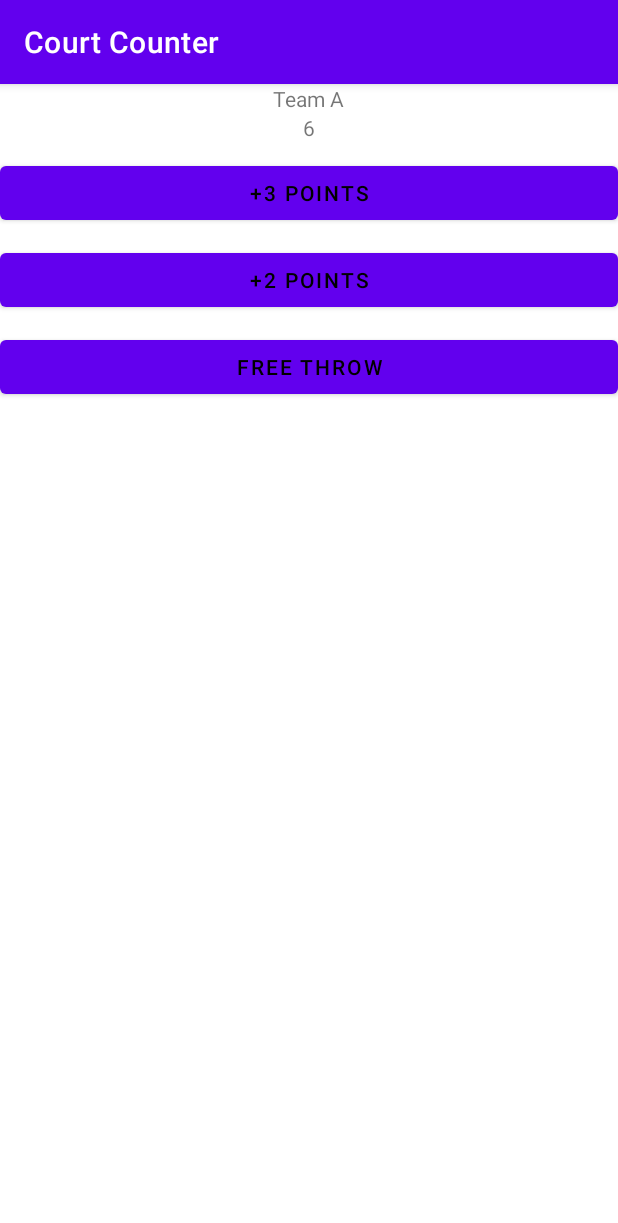
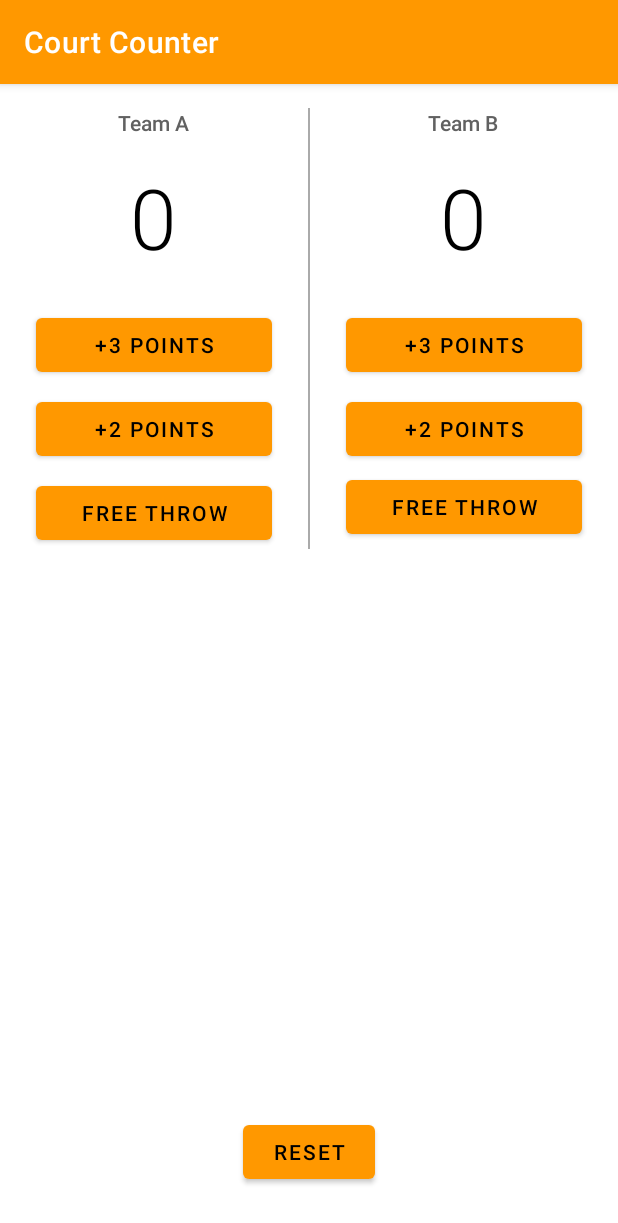
Before and after one commit to ishak47/android, an Android app: the screen it shows after launch (MainActivity), on a phone screen of 412 x 824 dp. Shown: the top 1223 px of the screen. Run offline under Robolectric (Android 15) with nearby library versions, the phone set to English and light mode, and no system bars.

Commit message:
lesson 3 is klaar

```diff
--- a/CourtCounter/app/src/main/java/com/example/android/courtcounter/MainActivity.java
+++ b/CourtCounter/app/src/main/java/com/example/android/courtcounter/MainActivity.java
@@ -9,12 +9,14 @@ import android.widget.TextView;
 public class MainActivity extends AppCompatActivity {
 
     int scoreTeamA = 0;
+    int scoreTeamB = 0;
 
     @Override
     protected void onCreate(Bundle savedInstanceState) {
         super.onCreate(savedInstanceState);
         setContentView(R.layout.activity_main);
-        displayForTeamA(6);
+        displayForTeamA(0);
+        displayForTeamB(0);
     }
 
     public void threePoints(View v){
@@ -32,6 +34,28 @@ public class MainActivity extends AppCompatActivity {
         displayForTeamA(scoreTeamA);
     }
 
+    public void threePointsTeamB(View v){
+        scoreTeamB = scoreTeamB + 3;
+        displayForTeamB(scoreTeamB);
+    }
+
+    public void twoPointsTeamB(View v){
+        scoreTeamB = scoreTeamB + 2;
+        displayForTeamB(scoreTeamB);
+    }
+
+    public void freeThrowTeamB(View v){
+        scoreTeamB = scoreTeamB + 1;
+        displayForTeamB(scoreTeamB);
+    }
+
+    public void reset(View v){
+        scoreTeamA = 0;
+        scoreTeamB = 0;
+        displayForTeamA(scoreTeamA);
+        displayForTeamB(scoreTeamB);
+    }
+
     /**
      * Displays the given score for Team A.
      */
@@ -39,4 +63,12 @@ public class MainActivity extends AppCompatActivity {
         TextView scoreView = (TextView) findViewById(R.id.team_a_score);
         scoreView.setText(String.valueOf(score));
     }
+
+    /**
+     * Displays the given score for Team B.
+     */
+    public void displayForTeamB(int score) {
+        TextView scoreView = (TextView) findViewById(R.id.team_b_score);
+        scoreView.setText(String.valueOf(score));
+    }
 }
--- a/CourtCounter/app/src/main/res/layout/activity_main.xml
+++ b/CourtCounter/app/src/main/res/layout/activity_main.xml
@@ -1,56 +1,151 @@
 <?xml version="1.0" encoding="utf-8"?>
-<LinearLayout
-    xmlns:android="http://schemas.android.com/apk/res/android"
+<RelativeLayout xmlns:android="http://schemas.android.com/apk/res/android"
     xmlns:app="http://schemas.android.com/apk/res-auto"
     xmlns:tools="http://schemas.android.com/tools"
     android:layout_width="match_parent"
-    android:layout_height="match_parent"
-    tools:context=".MainActivity"
-    android:orientation="vertical"
-    >
+    android:layout_height="match_parent">
+
+    <LinearLayout
+        android:layout_width="match_parent"
+        android:layout_height="wrap_content"
+        android:orientation="horizontal">
+
+        <LinearLayout
+            android:layout_width="0dp"
+            android:layout_height="wrap_content"
+            android:layout_weight="1"
+            android:orientation="vertical">
 
             <TextView
                 android:layout_width="wrap_content"
                 android:layout_height="wrap_content"
+                android:layout_gravity="center"
+                android:layout_marginTop="16dp"
+                android:layout_marginBottom="16dp"
                 android:text="Team A"
-        android:layout_gravity="center"
-        />
+                android:textSize="14sp"
+                android:textColor="#616161"
+                android:fontFamily="sans-serif-medium"/>
 
             <TextView
-        android:layout_gravity="center"
+                android:id="@+id/team_a_score"
                 android:layout_width="wrap_content"
                 android:layout_height="wrap_content"
-        android:text="3"
-        android:layout_marginBottom="10dp"
-        android:id="@+id/team_a_score"
-        />
+                android:layout_gravity="center"
+                android:text="0"
+                android:textSize="56sp"
+                android:textColor="#000000"
+                android:fontFamily="sans-serif-light"
+                android:layout_marginBottom="24dp"/>
 
             <Button
-        android:layout_gravity="center"
                 android:layout_width="match_parent"
                 android:layout_height="wrap_content"
+                android:layout_gravity="center"
+                android:layout_marginHorizontal="24dp"
+                android:layout_marginBottom="4dp"
+                android:onClick="threePoints"
                 android:text="+3 points"
-        android:textColor="@color/black"
-        android:layout_marginBottom="10dp"
-        android:onClick="threePoints"/>
+                android:textColor="@color/black" />
 
             <Button
-        android:layout_gravity="center"
                 android:layout_width="match_parent"
                 android:layout_height="wrap_content"
+                android:layout_gravity="center"
+                android:layout_marginHorizontal="24dp"
+                android:layout_marginTop="4dp"
+                android:layout_marginBottom="4dp"
+                android:onClick="twoPoints"
                 android:text="+2 points"
-        android:textColor="@color/black"
-        android:layout_marginBottom="10dp"
-        android:onClick="twoPoints"/>
+                android:textColor="@color/black" />
 
             <Button
-        android:layout_gravity="center"
                 android:layout_width="match_parent"
                 android:layout_height="wrap_content"
+                android:layout_gravity="center"
+                android:layout_marginHorizontal="24dp"
+                android:layout_marginTop="4dp"
+                android:onClick="freeThrow"
                 android:text="free throw"
                 android:textAllCaps="true"
-        android:textColor="@color/black"
-        android:layout_marginBottom="10dp"
-        android:onClick="freeThrow"/>
+                android:textColor="@color/black" />
+        </LinearLayout>
+        <View
+            android:layout_width="1dp"
+            android:layout_height="match_parent"
+            android:layout_marginTop="16dp"
+            android:background="@android:color/darker_gray"/>
+
+        <LinearLayout
+            android:layout_width="0dp"
+            android:layout_height="wrap_content"
+            android:layout_weight="1"
+            android:orientation="vertical">
+
+            <TextView
+                android:layout_width="wrap_content"
+                android:layout_height="wrap_content"
+                android:layout_gravity="center_horizontal"
+                android:text="Team B"
+                android:textSize="14sp"
+                android:textColor="#616161"
+                android:layout_marginTop="16dp"
+                android:layout_marginBottom="16dp"
+                android:fontFamily="sans-serif-medium"/>
+
+            <TextView
+                android:id="@+id/team_b_score"
+                android:layout_width="wrap_content"
+                android:layout_height="wrap_content"
+                android:layout_gravity="center"
+                android:textSize="56sp"
+                android:textColor="#000000"
+                android:fontFamily="sans-serif-light"
+                android:text="3" />
+
+            <Button
+                android:layout_width="match_parent"
+                android:layout_height="wrap_content"
+                android:layout_gravity="center_horizontal"
+                android:layout_marginHorizontal="24dp"
+                android:layout_marginTop="24dp"
+                android:layout_marginBottom="4dp"
+                android:onClick="threePointsTeamB"
+                android:text="+3 points"
+                android:textColor="@color/black" />
+
+            <Button
+                android:layout_width="match_parent"
+                android:layout_height="wrap_content"
+                android:layout_gravity="center_horizontal"
+                android:layout_marginHorizontal="24dp"
+                android:layout_marginTop="4dp"
+                android:layout_marginBottom="4dp"
+                android:onClick="twoPointsTeamB"
+                android:text="+2 points"
+                android:textColor="@color/black" />
+
+            <Button
+                android:layout_width="match_parent"
+                android:layout_height="wrap_content"
+                android:layout_gravity="center_horizontal"
+                android:layout_marginHorizontal="24dp"
+                android:onClick="freeThrowTeamB"
+                android:text="free throw"
+                android:textAllCaps="true"
+                android:textColor="@color/black" />
 
         </LinearLayout>
+
+    </LinearLayout>
+
+    <Button
+        android:layout_width="wrap_content"
+        android:layout_height="wrap_content"
+        android:layout_alignParentBottom="true"
+        android:layout_centerHorizontal="true"
+        android:layout_marginBottom="32dp"
+        android:onClick="reset"
+        android:text="reset"
+        android:textAllCaps="true"/>
+</RelativeLayout>
--- a/CourtCounter/app/src/main/res/values/themes.xml
+++ b/CourtCounter/app/src/main/res/values/themes.xml
@@ -2,9 +2,9 @@
     <!-- Base application theme. -->
     <style name="Theme.CourtCounter" parent="Theme.MaterialComponents.DayNight.DarkActionBar">
         <!-- Primary brand color. -->
-        <item name="colorPrimary">@color/purple_500</item>
-        <item name="colorPrimaryVariant">@color/purple_700</item>
-        <item name="colorOnPrimary">@color/white</item>
+        <item name="colorPrimary">#FF9800</item>
+        <item name="colorPrimaryVariant">#808080</item>
+        <item name="colorOnPrimary">#000000</item>
         <!-- Secondary brand color. -->
         <item name="colorSecondary">@color/teal_200</item>
         <item name="colorSecondaryVariant">@color/teal_700</item>
```
Lines whose indentation alone changed are shown as unchanged.
